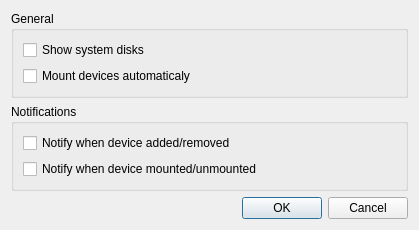
First picture: the form in src/settingsdialog.ui, repository limansky/tinymount, before the edit.
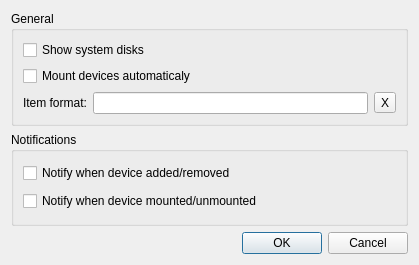
Second picture: the form after the edit.

Commit message: Implement menu item format customization.

What changed in the file:
```diff
--- a/src/settingsdialog.ui
+++ b/src/settingsdialog.ui
@@ -7,7 +7,7 @@
     <x>0</x>
     <y>0</y>
     <width>419</width>
-    <height>227</height>
+    <height>265</height>
    </rect>
   </property>
   <property name="windowTitle">
@@ -37,6 +37,41 @@
         </property>
        </widget>
       </item>
+      <item>
+       <layout class="QHBoxLayout" name="horizontalLayout">
+        <item>
+         <widget class="QLabel" name="formatLabel">
+          <property name="text">
+           <string>Item format:</string>
+          </property>
+         </widget>
+        </item>
+        <item>
+         <widget class="QLineEdit" name="itemFormat">
+          <property name="toolTip">
+           <string>&lt;!DOCTYPE HTML PUBLIC &quot;-//W3C//DTD HTML 4.0//EN&quot; &quot;http://www.w3.org/TR/REC-html40/strict.dtd&quot;&gt;
+&lt;html&gt;&lt;head&gt;&lt;meta name=&quot;qrichtext&quot; content=&quot;1&quot; /&gt;&lt;style type=&quot;text/css&quot;&gt;
+p, li { white-space: pre-wrap; }
+&lt;/style&gt;&lt;/head&gt;&lt;body style=&quot; font-family:'Sans Serif'; font-size:9pt; font-weight:400; font-style:normal;&quot;&gt;
+&lt;p style=&quot; margin-top:0px; margin-bottom:0px; margin-left:0px; margin-right:0px; -qt-block-indent:0; text-indent:0px;&quot;&gt;&lt;span style=&quot; font-weight:600;&quot;&gt;%name%&lt;/span&gt; - device name&lt;/p&gt;
+&lt;p style=&quot; margin-top:0px; margin-bottom:0px; margin-left:0px; margin-right:0px; -qt-block-indent:0; text-indent:0px;&quot;&gt;&lt;span style=&quot; font-weight:600;&quot;&gt;%size%&lt;/span&gt; - device size&lt;/p&gt;
+&lt;p style=&quot; margin-top:0px; margin-bottom:0px; margin-left:0px; margin-right:0px; -qt-block-indent:0; text-indent:0px;&quot;&gt;&lt;span style=&quot; font-weight:600;&quot;&gt;%fs%&lt;/span&gt; - filesystem type&lt;/p&gt;
+&lt;p style=&quot; margin-top:0px; margin-bottom:0px; margin-left:0px; margin-right:0px; -qt-block-indent:0; text-indent:0px;&quot;&gt;&lt;span style=&quot; font-weight:600;&quot;&gt;%mounted%&lt;/span&gt; - mount point&lt;/p&gt;&lt;/body&gt;&lt;/html&gt;</string>
+          </property>
+         </widget>
+        </item>
+        <item>
+         <widget class="QToolButton" name="resetFormatButton">
+          <property name="toolTip">
+           <string>Reset format to default</string>
+          </property>
+          <property name="text">
+           <string>X</string>
+          </property>
+         </widget>
+        </item>
+       </layout>
+      </item>
      </layout>
     </widget>
    </item>
```
The commit also changes 10 other files.
